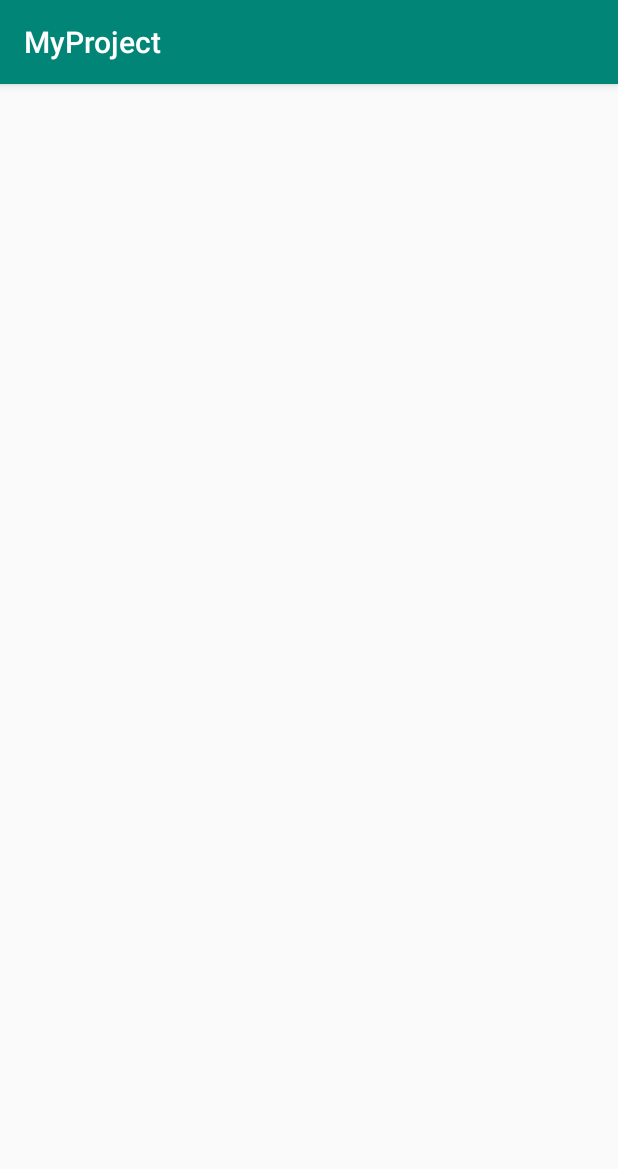
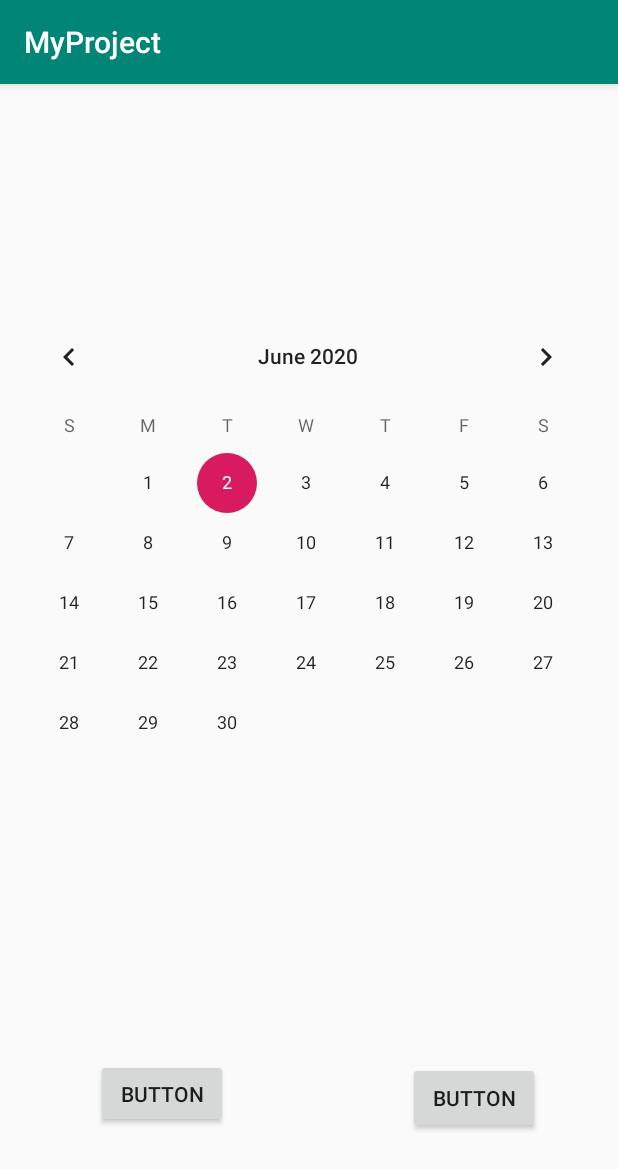
Before and after one commit to 201927055/myproject, an Android app: the screen it shows after launch (MainActivity), on a phone screen of 412 x 824 dp. Shown: the top 1169 px of the screen. Run offline under Robolectric (Android 15) with nearby library versions, the phone set to English and light mode, and no system bars.

Commit message:
initial commit

```diff
--- /dev/null
+++ b/app/src/main/java/com/youngjoo/myproject/BodyCheck.java
@@ -0,0 +1,6 @@
+package com.youngjoo.myproject;
+
+import android.support.v7.app.AppCompatActivity;
+
+public class BodyCheck extends AppCompatActivity {
+}
--- /dev/null
+++ b/app/src/main/java/com/youngjoo/myproject/Exercise.java
@@ -0,0 +1,6 @@
+package com.youngjoo.myproject;
+
+import android.support.v7.app.AppCompatActivity;
+
+public class Exercise extends AppCompatActivity {
+}
--- /dev/null
+++ b/app/src/main/java/com/youngjoo/myproject/Measure.java
@@ -0,0 +1,6 @@
+package com.youngjoo.myproject;
+
+import android.support.v7.app.AppCompatActivity;
+
+public class Measure extends AppCompatActivity {
+}
--- /dev/null
+++ b/app/src/main/res/layout/activity_bodycheck.xml
@@ -0,0 +1,6 @@
+<?xml version="1.0" encoding="utf-8"?>
+<android.support.constraint.ConstraintLayout
+    xmlns:android="http://schemas.android.com/apk/res/android" android:layout_width="match_parent"
+    android:layout_height="match_parent">
+
+</android.support.constraint.ConstraintLayout>
--- /dev/null
+++ b/app/src/main/res/layout/activity_exercise.xml
@@ -0,0 +1,6 @@
+<?xml version="1.0" encoding="utf-8"?>
+<android.support.constraint.ConstraintLayout
+    xmlns:android="http://schemas.android.com/apk/res/android" android:layout_width="match_parent"
+    android:layout_height="match_parent">
+
+</android.support.constraint.ConstraintLayout>
--- a/app/src/main/res/layout/activity_main.xml
+++ b/app/src/main/res/layout/activity_main.xml
@@ -4,4 +4,46 @@
     xmlns:tools="http://schemas.android.com/tools"
     android:layout_width="match_parent"
     android:layout_height="match_parent"
-    tools:context=".MainActivity"/>
+    tools:context=".MainActivity">
+
+    <CalendarView
+        android:id="@+id/calendarView"
+        android:layout_width="410dp"
+        android:layout_height="417dp"
+        android:layout_marginTop="148dp"
+        android:layout_marginEnd="1dp"
+        android:layout_marginRight="1dp"
+        android:layout_marginBottom="8dp"
+        app:layout_constraintBottom_toBottomOf="parent"
+        app:layout_constraintEnd_toEndOf="parent"
+        app:layout_constraintHorizontal_bias="0.0"
+        app:layout_constraintStart_toStartOf="parent"
+        app:layout_constraintTop_toTopOf="parent"
+        app:layout_constraintVertical_bias="0.0" />
+
+    <Button
+        android:id="@+id/measure"
+        android:layout_width="wrap_content"
+        android:layout_height="46dp"
+        android:layout_marginStart="8dp"
+        android:layout_marginLeft="8dp"
+        android:layout_marginEnd="120dp"
+        android:layout_marginRight="120dp"
+        android:layout_marginBottom="72dp"
+        android:text="Button"
+        app:layout_constraintBottom_toBottomOf="parent"
+        app:layout_constraintEnd_toStartOf="@+id/exercise"
+        app:layout_constraintHorizontal_bias="1.0"
+        app:layout_constraintStart_toStartOf="parent" />
+
+    <Button
+        android:id="@+id/exercise"
+        android:layout_width="wrap_content"
+        android:layout_height="wrap_content"
+        android:layout_marginEnd="52dp"
+        android:layout_marginRight="52dp"
+        android:layout_marginBottom="68dp"
+        android:text="Button"
+        app:layout_constraintBottom_toBottomOf="parent"
+        app:layout_constraintEnd_toEndOf="parent" />
+</android.support.constraint.ConstraintLayout>
--- /dev/null
+++ b/app/src/main/res/layout/activity_measure.xml
@@ -0,0 +1,6 @@
+<?xml version="1.0" encoding="utf-8"?>
+<android.support.constraint.ConstraintLayout
+    xmlns:android="http://schemas.android.com/apk/res/android" android:layout_width="match_parent"
+    android:layout_height="match_parent">
+
+</android.support.constraint.ConstraintLayout>
```
